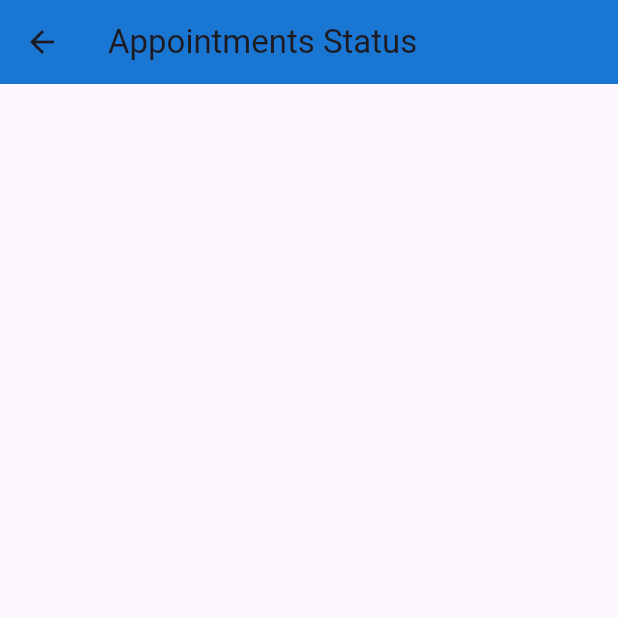
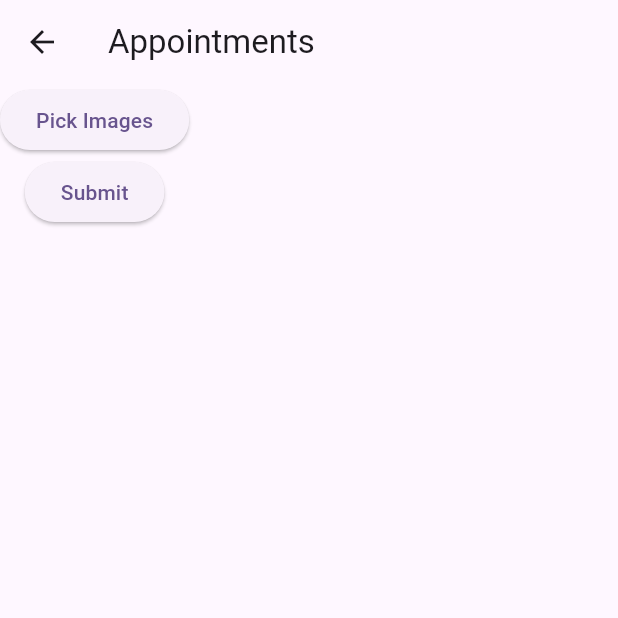
Before and after one commit to Parulgoyal6/jubicare, a Flutter app: the HomeScreen screen opened directly, after a tap on "Appointments", on a phone screen of 412 x 824 dp, the top half of it. Run offline on Flutter 3.47's test engine with Material 3 defaults, Android fonts, the phone set to English and light mode, and no system bars; our stand-ins replace dio, file_picker, flutter_bloc, flutter_smart_dialog, sqflite; accounts and stored records are empty.

Commit message:
26/01/2026

```diff
--- /dev/null
+++ b/lib/bloc/appointments/appointments_bloc.dart
@@ -0,0 +1,43 @@
+import 'dart:io';
+import 'package:flutter_bloc/flutter_bloc.dart';
+import 'package:jublicare/common/databaseHelper.dart';
+
+import 'appointments_event.dart';
+import 'appointments_state.dart';
+
+
+class AppointmentsBloc
+    extends Bloc<AppointmentsEvent, AppointmentsState> {
+
+  List<File> _images = [];
+
+  AppointmentsBloc() : super(AppointmentsInitial()) {
+
+    on<AddImagesEvent>((event, emit) {
+      _images.addAll(event.images);
+      emit(ImagesUpdatedState(List.from(_images)));
+    });
+
+    on<RemoveImageEvent>((event, emit) {
+      _images.removeAt(event.index);
+      emit(ImagesUpdatedState(List.from(_images)));
+    });
+
+    on<SubmitImagesEvent>((event, emit) async {
+      emit(SubmitLoadingState(List.from(_images)));
+
+
+      try {
+        for (int i = 0; i < _images.length; i++) {
+          await Databasehelper.instance.insertData({
+            "image": _images[i].path,
+          }, "Data");
+        }
+
+        emit(SubmitSuccessState());
+      } catch (e) {
+        emit(SubmitErrorState(e.toString()));
+      }
+    });
+  }
+}
--- /dev/null
+++ b/lib/bloc/appointments/appointments_event.dart
@@ -0,0 +1,16 @@
+
+import 'dart:io';
+
+abstract class AppointmentsEvent {}
+
+class AddImagesEvent extends AppointmentsEvent {
+  final List<File> images;
+  AddImagesEvent(this.images);
+}
+
+class RemoveImageEvent extends AppointmentsEvent {
+  final int index;
+  RemoveImageEvent(this.index);
+}
+
+class SubmitImagesEvent extends AppointmentsEvent {}
--- /dev/null
+++ b/lib/bloc/appointments/appointments_state.dart
@@ -0,0 +1,32 @@
+import 'dart:io';
+
+abstract class AppointmentsState {
+  final List<File> images;
+  const AppointmentsState({this.images = const []});
+}
+
+// Initial
+class AppointmentsInitial extends AppointmentsState {
+  const AppointmentsInitial() : super(images: const []);
+}
+
+// Images updated
+class ImagesUpdatedState extends AppointmentsState {
+  const ImagesUpdatedState(List<File> images) : super(images: images);
+}
+
+// Loading
+class SubmitLoadingState extends AppointmentsState {
+  const SubmitLoadingState(List<File> images) : super(images: images);
+}
+
+// Success
+class SubmitSuccessState extends AppointmentsState {
+  const SubmitSuccessState() : super();
+}
+
+// Error
+class SubmitErrorState extends AppointmentsState {
+  final String message;
+  const SubmitErrorState(this.message) : super();
+}
--- /dev/null
+++ b/lib/common/databaseHelper.dart
@@ -0,0 +1,50 @@
+import 'dart:io';
+
+import 'package:jublicare/data/models/imagePojo.dart';
+import 'package:sqflite/sqflite.dart';
+import 'package:path_provider/path_provider.dart';
+import 'package:path/path.dart' as dbPath;
+
+
+class Databasehelper {
+
+static Database? _database;
+static const String _dbName = "jubicare.db";
+static const int _dbVersion = 1;
+
+Databasehelper._privateConstructor();
+
+static final Databasehelper instance = Databasehelper._privateConstructor();
+
+Future<Database> get database async {
+  if (_database != null) return _database!;
+
+  Directory documentsDirectory = await getApplicationDocumentsDirectory();
+  String path = dbPath.join(documentsDirectory.path, _dbName);
+
+  _database = await openDatabase(
+    path,
+    version: _dbVersion,
+    onCreate: _onCreate,
+    onUpgrade: _onUpgrade,
+  );
+
+  return _database!;
+}
+
+Future<void>_onCreate(Database db, int version)async{
+await db.execute(Imagepojo.createTable);
+}
+
+Future<void> _onUpgrade(Database db, int oldVersion, int newVersion) async {
+  if (oldVersion < 2) {
+
+  }
+}
+
+  Future<int> insertData(Map<String, dynamic>mapList, String table) async {
+    Database? db = await database;
+    return await db!.insert(table, mapList);
+  }
+
+}
--- a/lib/main.dart
+++ b/lib/main.dart
@@ -1,5 +1,6 @@
 import 'package:flutter/material.dart';
 import 'package:flutter_bloc/flutter_bloc.dart';
+import 'package:flutter_smart_dialog/flutter_smart_dialog.dart';
 import 'package:jublicare/data/services/api_service.dart';
 import 'package:jublicare/presentation/login/login_screen.dart';
 
@@ -19,6 +20,8 @@ class MyApp extends StatelessWidget {
     return MaterialApp(
       title: 'Flutter Demo',
       debugShowCheckedModeBanner: false,
+      builder: FlutterSmartDialog.init(),
+      navigatorObservers: [FlutterSmartDialog.observer],
       theme: ThemeData(
 
         colorScheme: ColorScheme.fromSeed(seedColor: Colors.deepPurple),
--- a/lib/presentation/Appointments/appointments.dart
+++ b/lib/presentation/Appointments/appointments.dart
@@ -1,16 +1,115 @@
+import 'dart:io';
 
-import 'package:flutter/cupertino.dart';
+import 'package:file_picker/file_picker.dart';
 import 'package:flutter/material.dart';
-import 'package:jublicare/common/app_colors.dart';
+import 'package:flutter_bloc/flutter_bloc.dart';
+import 'package:flutter_smart_dialog/flutter_smart_dialog.dart';
+
+import '../../bloc/appointments/appointments_bloc.dart';
+import '../../bloc/appointments/appointments_event.dart';
+import '../../bloc/appointments/appointments_state.dart';
 
 class Appointments extends StatelessWidget {
   const Appointments({super.key});
 
   @override
   Widget build(BuildContext context) {
+    final bloc = context.read<AppointmentsBloc>();
+
     return Scaffold(
+      appBar: AppBar(title: const Text("Appointments")),
+      body: BlocListener<AppointmentsBloc, AppointmentsState>(
+        listener: (context, state) {
+          if (state is SubmitLoadingState) {
+            SmartDialog.showLoading();
+          } else {
+            SmartDialog.dismiss();
+          }
 
-      appBar: AppBar(title: Text('Appointments Status'),backgroundColor: AppColors.primary,),
+          if (state is SubmitErrorState) {
+            SmartDialog.showToast(state.message!);
+          }
+
+          if (state is SubmitSuccessState) {
+            SmartDialog.showToast("Submitted Successfully ✅");
+          }
+        },
+        child: Column(
+          children: [
+
+            ElevatedButton(
+              onPressed: () async {
+                final res = await FilePicker.platform.pickFiles(
+                  allowMultiple: true,
+                  type: FileType.custom,
+                  allowedExtensions: ['png', 'jpg', 'jpeg'],
+                );
+
+                if (res == null) return;
+
+                final files = res.files
+                    .where((e) => e.path != null)
+                    .map((e) => File(e.path!))
+                    .toList();
+
+                bloc.add(AddImagesEvent(files));
+              },
+              child: const Text("Pick Images"),
+            ),
+
+            BlocBuilder<AppointmentsBloc, AppointmentsState>(
+              builder: (context, state) {
+                List<File> images = [];
+
+                if (state is ImagesUpdatedState) {
+                  images = state.images;
+                }
+                else if (state is AppointmentsInitial) {
+                  images = state.images;
+                }
+
+                return Wrap(
+                  spacing: 8,
+                  runSpacing: 8,
+                  children: List.generate(images.length, (index) {
+                    return Stack(
+                      children: [
+                        Image.file(
+                          images[index],
+                          width: 90,
+                          height: 90,
+                          fit: BoxFit.cover,
+                        ),
+                        Positioned(
+                          right: 0,
+                          child: GestureDetector(
+                            onTap: () {
+                              context
+                                  .read<AppointmentsBloc>()
+                                  .add(RemoveImageEvent(index));
+                            },
+                            child: const Icon(
+                              Icons.close,
+                              color: Colors.red,
+                            ),
+                          ),
+                        )
+                      ],
+                    );
+                  }),
+                );
+              },
+            ),
+
+            ElevatedButton(
+              onPressed: () {
+                bloc.add(SubmitImagesEvent());
+              },
+              child: const Text("Submit"),
+            ),
+          ],
+        ),
+      ),
     );
   }
 }
--- a/lib/presentation/HomeScreen/home_screen.dart
+++ b/lib/presentation/HomeScreen/home_screen.dart
@@ -1,6 +1,8 @@
 import 'package:flutter/material.dart';
+import 'package:flutter_bloc/flutter_bloc.dart';
 import 'package:jublicare/common/app_colors.dart';
 
+import '../../bloc/appointments/appointments_bloc.dart';
 import '../Appointments/appointments.dart';
 
 class HomeScreen extends StatelessWidget {
@@ -11,31 +13,31 @@ class HomeScreen extends StatelessWidget {
       "title": "Appointments",
       "icon": Icons.calendar_month,
       "color": Colors.blue,
-      "page": const Appointments(),
+      "page":  Appointments(),
     },
     {
       "title": "Doctor to Address Appointment",
       "icon": Icons.medical_services,
       "color": Colors.blue,
-      "page": const Appointments(),
+      "page":  Appointments(),
     },
     {
       "title": "Medicine to be delivered",
       "icon": Icons.local_shipping,
       "color": Colors.blue,
-      "page": const Appointments(),
+      "page":  Appointments(),
     },
     {
       "title": "Attendance",
       "icon": Icons.file_present,
       "color": Colors.blue,
-      "page": const Appointments(),
+      "page":  Appointments(),
     },
     {
       "title": "Nutrition Growth",
       "icon": Icons.assessment,
       "color": Colors.blue,
-      "page": const Appointments(),
+      "page":  Appointments(),
     },
   ];
 
@@ -99,9 +101,13 @@ class HomeScreen extends StatelessWidget {
                         Navigator.push(
                           context,
                           MaterialPageRoute(
-                          builder: (context) => item["page"],
+                            builder: (_) => BlocProvider(
+                              create: (_) => AppointmentsBloc(),
+                              child:item["page"],
+                            ),
                           ),
                         );
+
                     },
 
                     child:Card(
```
Also changed, not shown: lib/data/models/imagePojo.dart (added, +36 -0 lines), 2 other files. Lines whose indentation alone changed are shown as unchanged.
